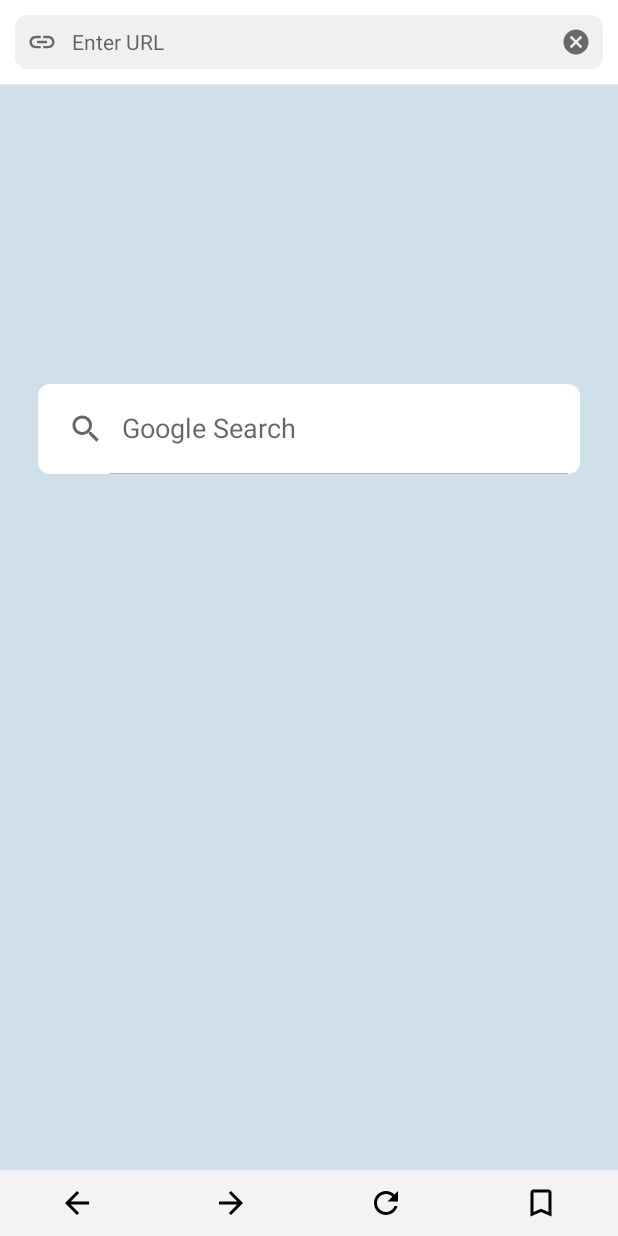
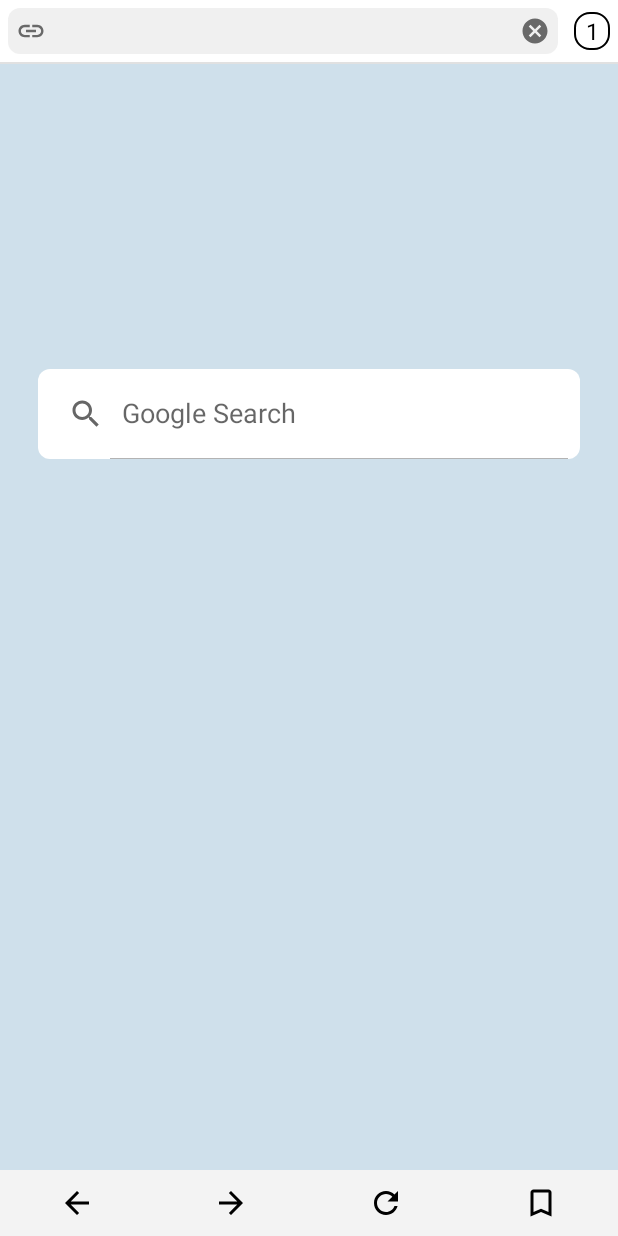
Before and after one commit to ahmed8badr/ACMEBrowser, an Android app: the screen it shows after launch (MainActivity), on a phone screen of 412 x 824 dp. Run offline under Robolectric (Android 15) with nearby library versions, the phone set to English and light mode, and no system bars.

Commit message:
tabs
add and remove multiple tabs

```diff
--- a/app/src/main/java/com/example/acmebrowser/HomeFragment.kt
+++ b/app/src/main/java/com/example/acmebrowser/HomeFragment.kt
@@ -25,6 +25,10 @@ class HomeFragment : Fragment() {
     override fun onResume() {
         super.onResume()
         val mainActivityRef = requireActivity() as MainActivity
+
+        MainActivity.tabsBtn.text = MainActivity.tabsList.size.toString()
+        MainActivity.tabsList[MainActivity.myPager.currentItem].name = "Home"
+
         mainActivityRef.binding.inputUrl.setText("")
         binding.searchView.setQuery("",false)
         mainActivityRef.binding.logoIcon.setImageResource(R.drawable.ic_baseline_link_24)
--- a/app/src/main/java/com/example/acmebrowser/MainActivity.kt
+++ b/app/src/main/java/com/example/acmebrowser/MainActivity.kt
@@ -1,20 +1,30 @@
 package com.example.acmebrowser
 
 import android.annotation.SuppressLint
+import android.graphics.Color
 import android.os.Bundle
+import androidx.appcompat.app.AlertDialog
 import androidx.appcompat.app.AppCompatActivity
+import androidx.core.content.res.ResourcesCompat
 import androidx.fragment.app.Fragment
 import androidx.fragment.app.FragmentManager
 import androidx.lifecycle.Lifecycle
+import androidx.recyclerview.widget.LinearLayoutManager
 import androidx.viewpager2.adapter.FragmentStateAdapter
+import androidx.viewpager2.widget.ViewPager2
 import com.example.acmebrowser.databinding.ActivityMainBinding
+import com.example.acmebrowser.databinding.TabsWindowBinding
+import com.google.android.material.dialog.MaterialAlertDialogBuilder
+import com.google.android.material.textview.MaterialTextView
 
 class MainActivity : AppCompatActivity() {
 
     lateinit var binding: ActivityMainBinding
 
     companion object{
-        var tabsList: ArrayList<Fragment> = ArrayList()
+        var tabsList: ArrayList<Tab> = ArrayList()
+        lateinit var myPager: ViewPager2
+        lateinit var tabsBtn: MaterialTextView
     }
 
     override fun onCreate(savedInstanceState: Bundle?) {
@@ -24,23 +34,53 @@ class MainActivity : AppCompatActivity() {
 
         setContentView(binding.root)
 
-        tabsList.add(HomeFragment())
+        tabsList.add(Tab("Home",HomeFragment()))
 
         binding.myPager.isUserInputEnabled = false
         binding.myPager.adapter = TabsAdapter(supportFragmentManager, lifecycle)
+        myPager = binding.myPager
+        tabsBtn = binding.tabsBtn
 
+        initializeView()
+
+    }
+
+    private fun initializeView(){
+        binding.tabsBtn.setOnClickListener{
+            val viewTabs = layoutInflater.inflate(R.layout.tabs_window, binding.root,false)
+            val bindingTabs = TabsWindowBinding.bind(viewTabs)
+            val dialogTabs = MaterialAlertDialogBuilder(this, R.style.roundCornerDialog).setView(viewTabs)
+                .setTitle("Select Tab")
+                .setPositiveButton("new tab"){self,_->
+                    changeTab("Home",HomeFragment())
+                    self.dismiss()}
+                .create()
+
+            bindingTabs.tabsRV.setHasFixedSize(true)
+            bindingTabs.tabsRV.layoutManager = LinearLayoutManager(this)
+            bindingTabs.tabsRV.adapter = TabAdapter(this,dialogTabs)
+
+            dialogTabs.show()
+            val pBtn = dialogTabs.getButton(AlertDialog.BUTTON_POSITIVE)
+
+            pBtn.isAllCaps = false
+            pBtn.setTextColor(Color.BLACK)
+            pBtn.setCompoundDrawablesWithIntrinsicBounds(ResourcesCompat.getDrawable(resources,R.drawable.ic_baseline_add_24,theme)
+                ,null,null,null)
+        }
     }
 
     private inner class TabsAdapter(fa:FragmentManager,  lc: Lifecycle) : FragmentStateAdapter(fa,lc){
         override fun getItemCount(): Int = tabsList.size
-        override fun createFragment(position: Int): Fragment = tabsList[position]
+        override fun createFragment(position: Int): Fragment = tabsList[position].fragment
     }
 
     @SuppressLint("NotifyDataSetChanged")
     fun changeTab(url: String, fragment: Fragment){
-        tabsList.add(fragment)
-        binding.myPager.adapter?.notifyDataSetChanged()
-        binding.myPager.currentItem = tabsList.size - 1
+        tabsList.add(Tab(url,fragment))
+        myPager.adapter?.notifyDataSetChanged()
+        myPager.currentItem = tabsList.size - 1
+        tabsBtn.text = tabsList.size.toString()
     }
 
     @SuppressLint("NotifyDataSetChanged")
@@ -48,7 +88,7 @@ class MainActivity : AppCompatActivity() {
 
         var frag:BrowseFragment? = null
         try {
-            frag = tabsList[binding.myPager.currentItem] as BrowseFragment
+            frag = tabsList[binding.myPager.currentItem].fragment as BrowseFragment
         }catch (e:Exception){}
 
         when {
@@ -65,7 +105,7 @@ class MainActivity : AppCompatActivity() {
     fun onForwardPressed(){
         var frag:BrowseFragment? = null
         try {
-            frag = tabsList[binding.myPager.currentItem] as BrowseFragment
+            frag = tabsList[binding.myPager.currentItem].fragment as BrowseFragment
         }catch (e:Exception){}
         frag?.apply {
             if(binding.webView.canGoForward())
--- /dev/null
+++ b/app/src/main/java/com/example/acmebrowser/Tab.kt
@@ -0,0 +1,5 @@
+package com.example.acmebrowser
+
+import androidx.fragment.app.Fragment
+
+data class Tab(var name:String, val fragment: Fragment)
--- /dev/null
+++ b/app/src/main/res/drawable/ic_baseline_add_24.xml
@@ -0,0 +1,5 @@
+<vector android:height="24dp" android:tint="#000000"
+    android:viewportHeight="24" android:viewportWidth="24"
+    android:width="24dp" xmlns:android="http://schemas.android.com/apk/res/android">
+    <path android:fillColor="@android:color/white" android:pathData="M19,13h-6v6h-2v-6H5v-2h6V5h2v6h6v2z"/>
+</vector>
--- /dev/null
+++ b/app/src/main/res/drawable/ic_baseline_language_24.xml
@@ -0,0 +1,5 @@
+<vector android:height="24dp" android:tint="#000000"
+    android:viewportHeight="24" android:viewportWidth="24"
+    android:width="24dp" xmlns:android="http://schemas.android.com/apk/res/android">
+    <path android:fillColor="@android:color/white" android:pathData="M11.99,2C6.47,2 2,6.48 2,12s4.47,10 9.99,10C17.52,22 22,17.52 22,12S17.52,2 11.99,2zM18.92,8h-2.95c-0.32,-1.25 -0.78,-2.45 -1.38,-3.56 1.84,0.63 3.37,1.91 4.33,3.56zM12,4.04c0.83,1.2 1.48,2.53 1.91,3.96h-3.82c0.43,-1.43 1.08,-2.76 1.91,-3.96zM4.26,14C4.1,13.36 4,12.69 4,12s0.1,-1.36 0.26,-2h3.38c-0.08,0.66 -0.14,1.32 -0.14,2 0,0.68 0.06,1.34 0.14,2L4.26,14zM5.08,16h2.95c0.32,1.25 0.78,2.45 1.38,3.56 -1.84,-0.63 -3.37,-1.9 -4.33,-3.56zM8.03,8L5.08,8c0.96,-1.66 2.49,-2.93 4.33,-3.56C8.81,5.55 8.35,6.75 8.03,8zM12,19.96c-0.83,-1.2 -1.48,-2.53 -1.91,-3.96h3.82c-0.43,1.43 -1.08,2.76 -1.91,3.96zM14.34,14L9.66,14c-0.09,-0.66 -0.16,-1.32 -0.16,-2 0,-0.68 0.07,-1.35 0.16,-2h4.68c0.09,0.65 0.16,1.32 0.16,2 0,0.68 -0.07,1.34 -0.16,2zM14.59,19.56c0.6,-1.11 1.06,-2.31 1.38,-3.56h2.95c-0.96,1.65 -2.49,2.93 -4.33,3.56zM16.36,14c0.08,-0.66 0.14,-1.32 0.14,-2 0,-0.68 -0.06,-1.34 -0.14,-2h3.38c0.16,0.64 0.26,1.31 0.26,2s-0.1,1.36 -0.26,2h-3.38z"/>
+</vector>
--- /dev/null
+++ b/app/src/main/res/drawable/tabs_text_view.xml
@@ -0,0 +1,7 @@
+<?xml version="1.0" encoding="utf-8"?>
+<shape xmlns:android="http://schemas.android.com/apk/res/android"
+    android:shape="rectangle">
+    <corners android:radius="10dp"/>
+    <stroke android:width="1dp" android:color="@color/black"/>
+
+</shape>
--- a/app/src/main/res/layout/activity_main.xml
+++ b/app/src/main/res/layout/activity_main.xml
@@ -22,10 +22,11 @@
 
 
             <LinearLayout
-                android:layout_width="match_parent"
+                android:layout_width="0dp"
                 android:layout_height="wrap_content"
-                android:layout_margin="10dp"
-                android:padding="8dp"
+                android:layout_margin="5dp"
+                android:layout_weight="1"
+                android:padding="5dp"
                 android:orientation="horizontal"
                 android:id="@+id/inputField"
                 android:background="@drawable/rounded_corner">
@@ -43,12 +44,13 @@
                     android:layout_weight="1"
                     android:layout_marginHorizontal="10dp"
                     android:background="@null"
-                    android:hint="@string/enter_url"
                     android:textSize="14sp"
                     android:id="@+id/inputUrl"
                     android:inputType="textUri"
                     android:imeOptions="actionGo"
-                    android:singleLine="true"/>
+                    android:singleLine="true"
+                    android:autofillHints="@sting/enter_url"
+                    tools:ignore="LabelFor,NestedWeights" />
 
                 <ImageButton
                     android:id="@+id/clearBtn"
@@ -57,7 +59,20 @@
                     android:background="?attr/selectableItemBackground"
                     android:contentDescription="@string/clear_btn"
                     android:src="@drawable/ic_baseline_cancel_20" />
+
             </LinearLayout>
+            <com.google.android.material.textview.MaterialTextView
+                android:layout_width="24dp"
+                android:padding="2dp"
+                android:layout_height="wrap_content"
+                android:layout_marginHorizontal="5dp"
+                android:layout_marginVertical="8dp"
+                android:id="@+id/tabsBtn"
+                android:background="@drawable/tabs_text_view"
+                android:text="@string/one"
+                android:textColor="@color/black"
+                android:textSize="15sp"
+                android:gravity="center"/>
 
         </LinearLayout>
         <View
@@ -107,7 +122,8 @@
             android:background="?attr/selectableItemBackground"
             android:layout_weight="1"
             android:padding="10dp"
-            android:src="@drawable/ic_baseline_arrow_back_24" />
+            android:src="@drawable/ic_baseline_arrow_back_24"
+            tools:ignore="ContentDescription" />
 
         <ImageButton
             android:id="@+id/forwardBtn"
@@ -116,7 +132,8 @@
             android:layout_weight="1"
             android:background="?attr/selectableItemBackground"
             android:padding="10dp"
-            android:src="@drawable/ic_baseline_arrow_forward_24" />
+            android:src="@drawable/ic_baseline_arrow_forward_24"
+            tools:ignore="ContentDescription" />
 
         <ImageButton
             android:id="@+id/reloadBtn"
@@ -125,7 +142,8 @@
             android:background="?attr/selectableItemBackground"
             android:layout_weight="1"
             android:padding="10dp"
-            android:src="@drawable/ic_baseline_refresh_24" />
+            android:src="@drawable/ic_baseline_refresh_24"
+            tools:ignore="ContentDescription" />
         <ImageButton
             android:id="@+id/bookBtn"
             android:layout_width="0dp"
@@ -133,7 +151,8 @@
             android:background="?attr/selectableItemBackground"
             android:layout_weight="1"
             android:padding="10dp"
-            android:src="@drawable/ic_baseline_bookmark_border_24" />
+            android:src="@drawable/ic_baseline_bookmark_border_24"
+            tools:ignore="ContentDescription" />
 
     </LinearLayout>
 
--- a/app/src/main/res/values/strings.xml
+++ b/app/src/main/res/values/strings.xml
@@ -5,6 +5,8 @@
     <string name="back_btn">back</string>
     <string name="logoIcon">logo</string>
     <string name="search">Google Search</string>
+    <string name="one">1</string>
+    <string name="website">website</string>
 
 
 </resources>
--- a/app/src/main/res/values/themes.xml
+++ b/app/src/main/res/values/themes.xml
@@ -10,7 +10,18 @@
         <item name="colorSecondaryVariant">@color/teal_700</item>
         <item name="colorOnSecondary">@color/black</item>
         <!-- Status bar color. -->
-        <item name="android:statusBarColor" tools:targetApi="l">?attr/colorPrimaryVariant</item>
+        <item name="android:statusBarColor" >?attr/colorPrimaryVariant</item>
         <!-- Customize your theme here. -->
     </style>
+
+    <style name="roundCornerDialog" parent="ThemeOverlay.MaterialComponents.Dialog.Alert">
+        <item name="shapeAppearanceOverlay">
+            @style/shape
+        </item>
+    </style>
+
+    <style name="shape">
+        <item name="cornerFamily">rounded</item>
+        <item name="cornerSize">20dp</item>
+    </style>
 </resources>
```
Also changed, not shown: app/src/main/java/com/example/acmebrowser/BrowseFragment.kt (+6 -2 lines), app/src/main/java/com/example/acmebrowser/TabAdapter.kt (added, +46 -0 lines), app/src/main/res/layout/tab.xml (added, +39 -0 lines), app/src/main/res/layout/tabs_window.xml (added, +12 -0 lines).
